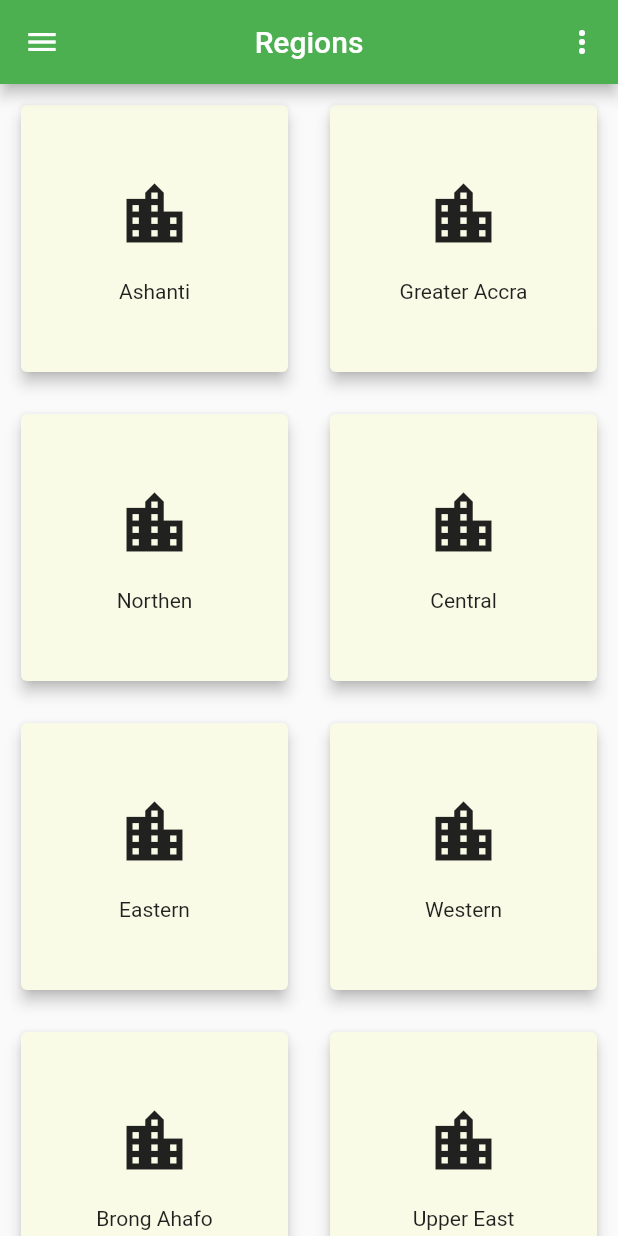
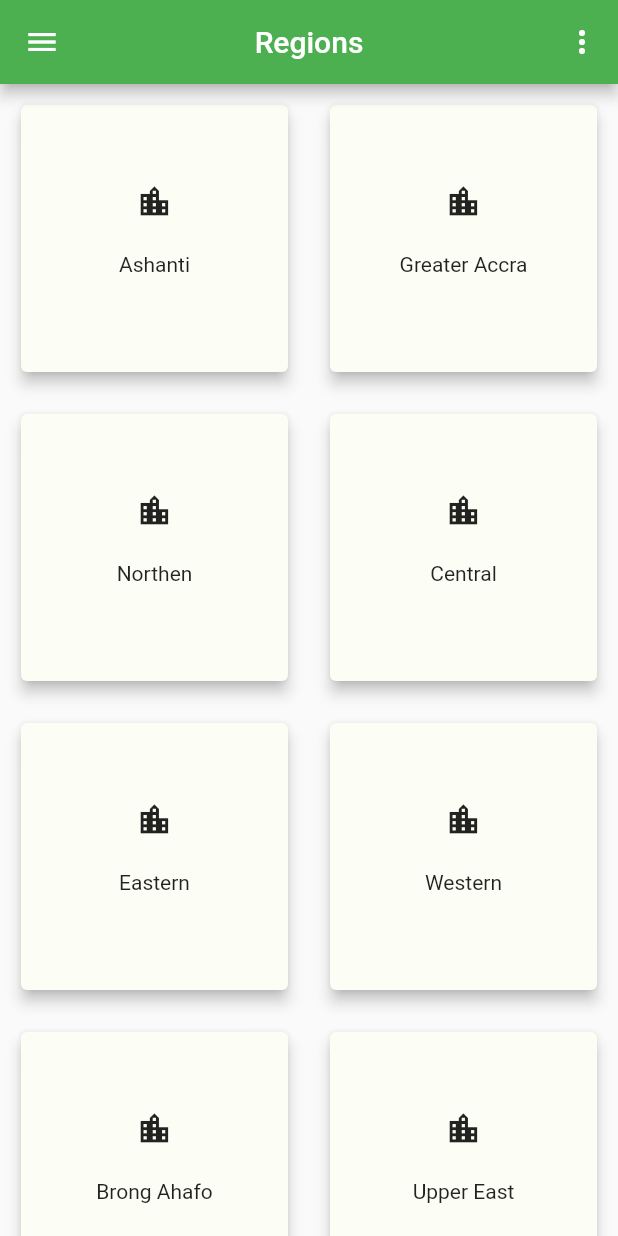
Before and after one commit to RBayor/pharmacy_prototype, a Flutter app: the Home screen opened by its route, on a phone screen of 412 x 824 dp. Run offline on Flutter 3.47's test engine with Material 2 defaults, Android fonts, the phone set to English and light mode, and no system bars.

```diff
--- a/lib/customWidget/Grid.dart
+++ b/lib/customWidget/Grid.dart
@@ -1,4 +1,5 @@
 import 'package:flutter/material.dart';
+import 'package:flutter/animation.dart';
 
 class Grid extends StatefulWidget{
   @override
@@ -7,14 +8,40 @@ class Grid extends StatefulWidget{
   Grid(this.city);
 }
 
-class _Grid extends State<Grid>{
+class _Grid extends State<Grid> with SingleTickerProviderStateMixin{
+
+Animation coloranimation;
+Animation iconanim;
+AnimationController _controller;
+
+@override
+void initState() {
+    _controller = AnimationController(duration: new Duration(milliseconds: 4000),vsync: this);
+    coloranimation = new ColorTween(begin: Colors.white,end: Colors.lime[50]).animate(_controller);
+    iconanim = new CurvedAnimation(parent: _controller,curve: Curves.bounceInOut);
+    _controller.addListener((){
+      this.setState((){
+
+      });
+    });
+    _controller.forward();
+    super.initState();
+  }
+
+  @override
+  void dispose() {
+      _controller.dispose();
+      super.dispose();
+    }
+
+
   @override
   Widget build(BuildContext context) {
       // These Are Icon Buttons so We cant do onpressed from here
       return new Container(
             margin: const EdgeInsets.all(10.0),
             child: new Card(
-              color: Colors.lime[50],
+              color: coloranimation.value,
               elevation: 4.0,
             child: new Container(
             margin: const EdgeInsets.all(40.0),
@@ -22,7 +49,7 @@ class _Grid extends State<Grid>{
               children: <Widget>[
                 new IconButton(
             onPressed: (){},
-            iconSize: 50.0,
+            iconSize: iconanim.value*50.0,
             icon: new Icon(Icons.location_city),
           ),
           new Container(
```
